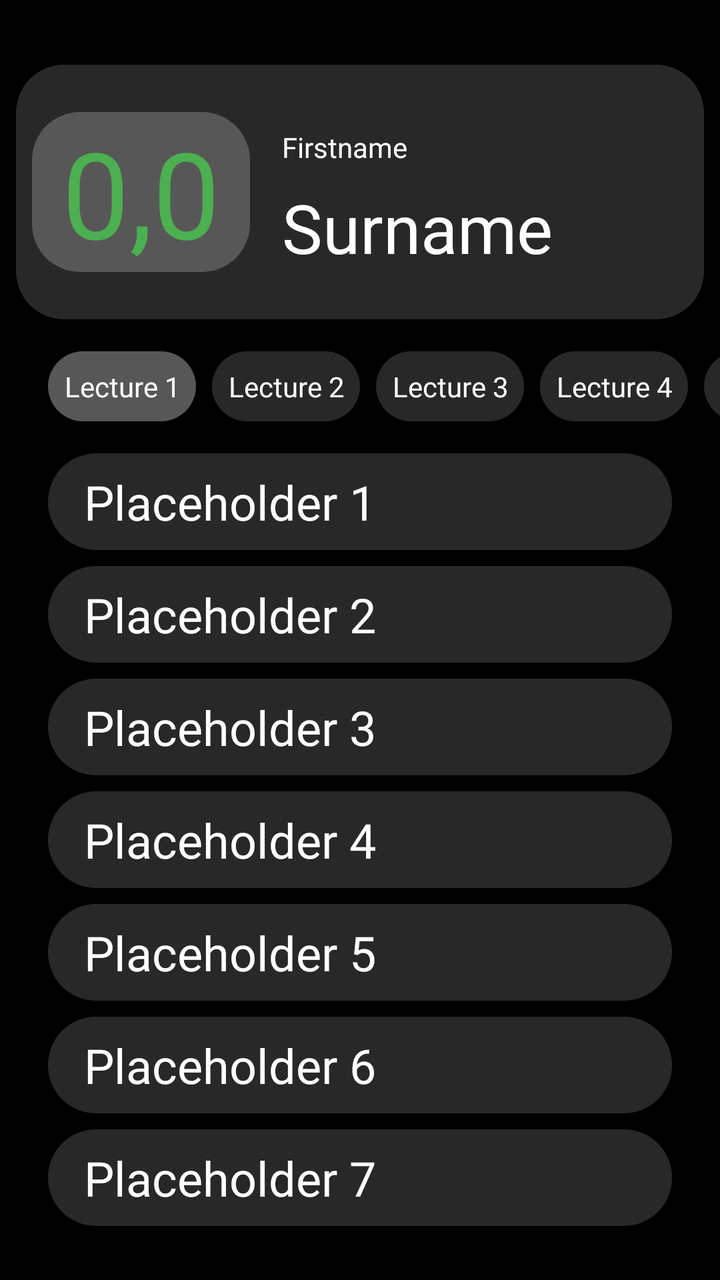
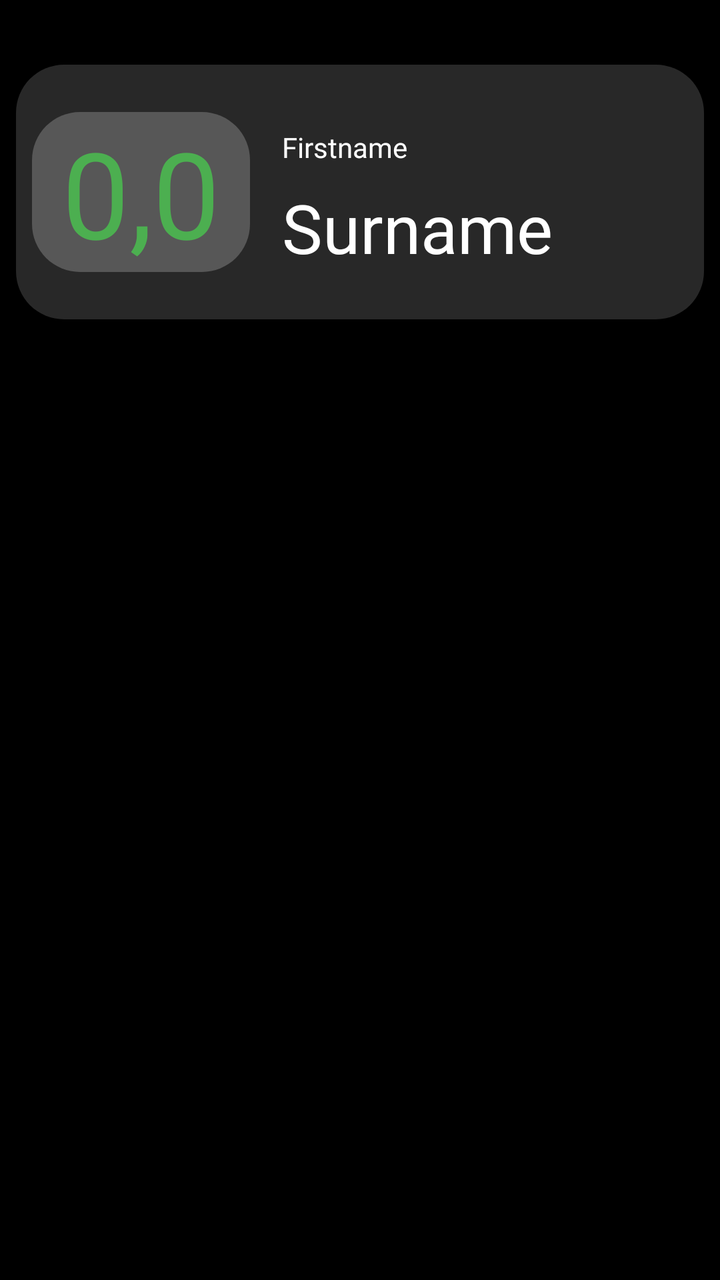

Two renders of the same Android screen: before a commit and after it. Below are the layout's source before the change and the commit's diff.
<!-- AndroidManifest.xml: application theme Theme.MyApplication_Java -->
<!-- res/layout/fragment_prof_profile.xml -->
<?xml version="1.0" encoding="utf-8"?>
<androidx.constraintlayout.widget.ConstraintLayout xmlns:android="http://schemas.android.com/apk/res/android"
    xmlns:app="http://schemas.android.com/apk/res-auto"
    android:layout_width="match_parent"
    android:layout_height="match_parent"
    android:background="#000000">

    <TextView
        android:id="@+id/header_background"
        android:layout_width="0dp"
        android:layout_height="0dp"
        android:layout_marginStart="8dp"
        android:layout_marginTop="-24dp"
        android:layout_marginEnd="8dp"
        android:layout_marginBottom="-24dp"
        android:background="@drawable/rounded_box"
        android:paddingTop="8dp"
        android:paddingBottom="8dp"
        app:layout_constraintBottom_toBottomOf="@+id/average_rating_background"
        app:layout_constraintEnd_toEndOf="parent"
        app:layout_constraintStart_toStartOf="parent"
        app:layout_constraintTop_toTopOf="@+id/average_rating_background" />

    <TextView
        android:id="@+id/average_rating_background"
        android:layout_width="wrap_content"
        android:layout_height="wrap_content"
        android:layout_marginStart="8dp"
        android:layout_marginTop="56dp"
        android:background="@drawable/rounded_box_light"
        android:fontFamily="@font/inter_bold"
        android:text=" 0,0 "
        android:textColor="#4CAF50"
        android:textSize="60sp"
        app:layout_constraintStart_toStartOf="@+id/header_background"
        app:layout_constraintTop_toTopOf="parent" />

    <TextView
        android:id="@+id/name"
        android:layout_width="wrap_content"
        android:layout_height="wrap_content"
        android:layout_marginStart="16dp"
        android:layout_marginTop="8dp"
        android:fontFamily="@font/inter_bold"
        android:text="Firstname"
        android:textColor="#FFFFFF"
        app:layout_constraintStart_toEndOf="@+id/average_rating_background"
        app:layout_constraintTop_toTopOf="@+id/average_rating_background" />

    <TextView
        android:id="@+id/surname"
        android:layout_width="wrap_content"
        android:layout_height="wrap_content"
        android:layout_marginStart="16dp"
        android:layout_marginTop="8dp"
        android:fontFamily="@font/inter_bold"
        android:text="Surname"
        android:textColor="#FFFFFF"
        android:textSize="34sp"
        app:layout_constraintStart_toEndOf="@+id/average_rating_background"
        app:layout_constraintTop_toBottomOf="@+id/name" />

    <ScrollView
        android:id="@+id/scrollView3"
        android:layout_width="0dp"
        android:layout_height="0dp"
        android:layout_marginStart="16dp"
        android:layout_marginEnd="16dp"
        android:layout_marginBottom="8dp"
        app:layout_constraintBottom_toBottomOf="parent"
        app:layout_constraintEnd_toEndOf="parent"
        app:layout_constraintStart_toStartOf="parent"
        app:layout_constraintTop_toBottomOf="@id/horizontalScrollView">

        <androidx.constraintlayout.widget.ConstraintLayout
            android:layout_width="match_parent"
            android:layout_height="wrap_content">

            <TextView
                android:id="@+id/prof_placeholder"
                android:layout_width="0dp"
                android:layout_height="wrap_content"
                android:layout_marginStart="8dp"
                android:layout_marginTop="8dp"
                android:layout_marginEnd="8dp"
                android:background="@drawable/rounded_box"
                android:fontFamily="@font/inter_bold"
                android:paddingTop="8dp"
                android:paddingBottom="8dp"
                android:text="   Placeholder 1"
                android:textColor="#FFFFFF"
                android:textSize="24sp"
                app:layout_constraintEnd_toEndOf="parent"
                app:layout_constraintHorizontal_bias="1.0"
                app:layout_constraintStart_toStartOf="parent"
                app:layout_constraintTop_toTopOf="parent" />


            <TextView
                android:id="@+id/prof_placeholder2"
                android:layout_width="0dp"
                android:layout_height="wrap_content"
                android:layout_marginStart="8dp"
                android:layout_marginTop="8dp"
                android:layout_marginEnd="8dp"
                android:background="@drawable/rounded_box"
                android:fontFamily="@font/inter_bold"
                android:paddingTop="8dp"
                android:paddingBottom="8dp"
                android:text="   Placeholder 2"
                android:textColor="#FFFFFF"
                android:textSize="24sp"
                app:layout_constraintEnd_toEndOf="parent"
                app:layout_constraintStart_toStartOf="parent"
                app:layout_constraintTop_toBottomOf="@id/prof_placeholder" />

            <TextView
                android:id="@+id/prof_placeholder3"
                android:layout_width="0dp"
                android:layout_height="wrap_content"
                android:layout_marginStart="8dp"
                android:layout_marginTop="8dp"
                android:layout_marginEnd="8dp"
                android:background="@drawable/rounded_box"
                android:fontFamily="@font/inter_bold"
                android:paddingTop="8dp"
                android:paddingBottom="8dp"
                android:text="   Placeholder 3"
                android:textColor="#FFFFFF"
                android:textSize="24sp"
                app:layout_constraintEnd_toEndOf="parent"
                app:layout_constraintStart_toStartOf="parent"
                app:layout_constraintTop_toBottomOf="@+id/prof_placeholder2" />

            <TextView
                android:id="@+id/prof_placeholder4"
                android:layout_width="0dp"
                android:layout_height="wrap_content"
                android:layout_marginStart="8dp"
                android:layout_marginTop="8dp"
                android:layout_marginEnd="8dp"
                android:background="@drawable/rounded_box"
                android:fontFamily="@font/inter_bold"
                android:paddingTop="8dp"
                android:paddingBottom="8dp"
                android:text="   Placeholder 4"
                android:textColor="#FFFFFF"
                android:textSize="24sp"
                app:layout_constraintEnd_toEndOf="parent"
                app:layout_constraintStart_toStartOf="parent"
                app:layout_constraintTop_toBottomOf="@id/prof_placeholder3" />


            <TextView
                android:id="@+id/prof_placeholder5"
                android:layout_width="0dp"
                android:layout_height="wrap_content"
                android:layout_marginStart="8dp"
                android:layout_marginTop="8dp"
                android:layout_marginEnd="8dp"
                android:background="@drawable/rounded_box"
                android:fontFamily="@font/inter_bold"
                android:paddingTop="8dp"
                android:paddingBottom="8dp"
                android:text="   Placeholder 5"
                android:textColor="#FFFFFF"
                android:textSize="24sp"
                app:layout_constraintEnd_toEndOf="parent"
                app:layout_constraintStart_toStartOf="parent"
                app:layout_constraintTop_toBottomOf="@id/prof_placeholder4" />

            <TextView
                android:id="@+id/prof_placeholder6"
                android:layout_width="0dp"
                android:layout_height="wrap_content"
                android:layout_marginStart="8dp"
                android:layout_marginTop="8dp"
                android:layout_marginEnd="8dp"
                android:background="@drawable/rounded_box"
                android:fontFamily="@font/inter_bold"
                android:paddingTop="8dp"
                android:paddingBottom="8dp"
                android:text="   Placeholder 6"
                android:textColor="#FFFFFF"
                android:textSize="24sp"
                app:layout_constraintEnd_toEndOf="parent"
                app:layout_constraintHorizontal_bias="0.0"
                app:layout_constraintStart_toStartOf="parent"
                app:layout_constraintTop_toBottomOf="@+id/prof_placeholder5" />

            <TextView
                android:id="@+id/prof_placeholder7"
                android:layout_width="0dp"
                android:layout_height="wrap_content"
                android:layout_marginStart="8dp"
                android:layout_marginTop="8dp"
                android:layout_marginEnd="8dp"
                android:background="@drawable/rounded_box"
                android:fontFamily="@font/inter_bold"
                android:paddingTop="8dp"
                android:paddingBottom="8dp"
                android:text="   Placeholder 7"
                android:textColor="#FFFFFF"
                android:textSize="24sp"
                app:layout_constraintEnd_toEndOf="parent"
                app:layout_constraintStart_toStartOf="parent"
                app:layout_constraintTop_toBottomOf="@id/prof_placeholder6" />


        </androidx.constraintlayout.widget.ConstraintLayout>
    </ScrollView>

    <HorizontalScrollView
        android:id="@+id/horizontalScrollView"
        android:layout_width="0dp"
        android:layout_height="wrap_content"
        android:layout_marginStart="16dp"
        android:layout_marginTop="8dp"
        app:layout_constraintBottom_toTopOf="@+id/scrollView3"
        app:layout_constraintEnd_toEndOf="parent"
        app:layout_constraintStart_toStartOf="parent"
        app:layout_constraintTop_toBottomOf="@+id/header_background">

        <androidx.constraintlayout.widget.ConstraintLayout
            android:layout_width="wrap_content"
            android:layout_height="match_parent"
            android:orientation="vertical">

            <TextView
                android:id="@+id/lecture1"
                android:layout_width="wrap_content"
                android:layout_height="wrap_content"
                android:layout_marginStart="8dp"
                android:layout_marginTop="8dp"
                android:layout_marginBottom="8dp"
                android:background="@drawable/rounded_box_light"
                android:fontFamily="@font/inter_bold"
                android:padding="8dp"
                android:text="Lecture 1"
                android:textAlignment="center"
                android:textColor="#FFFFFF"
                android:textSize="14sp"
                app:layout_constraintBottom_toBottomOf="parent"
                app:layout_constraintStart_toStartOf="parent"
                app:layout_constraintTop_toTopOf="parent" />

            <TextView
                android:id="@+id/lecture2"
                android:layout_width="wrap_content"
                android:layout_height="wrap_content"
                android:layout_marginStart="8dp"
                android:layout_marginTop="8dp"
                android:layout_marginBottom="8dp"
                android:background="@drawable/rounded_box"
                android:fontFamily="@font/inter_bold"
                android:padding="8dp"
                android:text="Lecture 2"
                android:textAlignment="center"
                android:textColor="#FFFFFF"
                android:textSize="14sp"
                app:layout_constraintBottom_toBottomOf="parent"
                app:layout_constraintStart_toEndOf="@id/lecture1"
                app:layout_constraintTop_toTopOf="parent" />

            <TextView
                android:id="@+id/lecture3"
                android:layout_width="wrap_content"
                android:layout_height="wrap_content"
                android:layout_marginStart="8dp"
                android:layout_marginTop="8dp"
                android:layout_marginBottom="8dp"
                android:background="@drawable/rounded_box"
                android:fontFamily="@font/inter_bold"
                android:padding="8dp"
                android:text="Lecture 3"
                android:textAlignment="center"
                android:textColor="#FFFFFF"
                android:textSize="14sp"
                app:layout_constraintBottom_toBottomOf="parent"
                app:layout_constraintStart_toEndOf="@id/lecture2"
                app:layout_constraintTop_toTopOf="parent" />

            <TextView
                android:id="@+id/lecture4"
                android:layout_width="wrap_content"
                android:layout_height="wrap_content"
                android:layout_marginStart="8dp"
                android:layout_marginTop="8dp"
                android:layout_marginBottom="8dp"
                android:background="@drawable/rounded_box"
                android:fontFamily="@font/inter_bold"
                android:padding="8dp"
                android:text="Lecture 4"
                android:textAlignment="center"
                android:textColor="#FFFFFF"
                android:textSize="14sp"
                app:layout_constraintBottom_toBottomOf="parent"
                app:layout_constraintStart_toEndOf="@id/lecture3"
                app:layout_constraintTop_toTopOf="parent" />

            <TextView
                android:id="@+id/lecture5"
                android:layout_width="wrap_content"
                android:layout_height="wrap_content"
                android:layout_marginStart="8dp"
                android:layout_marginTop="8dp"
                android:layout_marginBottom="8dp"
                android:background="@drawable/rounded_box"
                android:fontFamily="@font/inter_bold"
                android:padding="8dp"
                android:text="Lecture 5"
                android:textAlignment="center"
                android:textColor="#FFFFFF"
                android:textSize="14sp"
                app:layout_constraintBottom_toBottomOf="parent"
                app:layout_constraintStart_toEndOf="@id/lecture4"
                app:layout_constraintTop_toTopOf="parent" />


        </androidx.constraintlayout.widget.ConstraintLayout>
    </HorizontalScrollView>

</androidx.constraintlayout.widget.ConstraintLayout>
<!-- resources referenced by this layout -->
<resources>
  <!-- drawable rounded_box (drawable) -->
  <shape xmlns:android="http://schemas.android.com/apk/res/android">
  
      <solid android:color="#282828"/>
  
      <corners android:radius="24dp"/>
  
  </shape>
  <!-- drawable rounded_box_light (drawable) -->
  <?xml version="1.0" encoding="utf-8"?>
  <shape xmlns:android="http://schemas.android.com/apk/res/android">
  
      <solid android:color="#575757"/>
  
      <corners android:radius="24dp"/>
  
  </shape>
  <style name="Theme.MyApplication_Java" parent="Theme.MaterialComponents.DayNight.NoActionBar">
          
          <item name="colorPrimary">@color/purple_500</item>
          <item name="colorPrimaryVariant">@color/purple_700</item>
          <item name="colorOnPrimary">@color/white</item>
          
          <item name="colorSecondary">@color/teal_200</item>
          <item name="colorSecondaryVariant">@color/teal_700</item>
          <item name="colorOnSecondary">@color/black</item>
          
          <item name="android:statusBarColor">?attr/colorPrimaryVariant</item>
          
      </style>
  <color name="purple_500">#FF6200EE</color>
  <color name="purple_700">#FF3700B3</color>
  <color name="white">#FFFFFFFF</color>
  <color name="teal_200">#FF03DAC5</color>
  <color name="teal_700">#FF018786</color>
  <color name="black">#FF000000</color>
</resources>

<!-- the commit's change to res/layout/fragment_prof_profile.xml (unified diff, before → after) -->
@@ -60,8 +60,8 @@
         app:layout_constraintStart_toEndOf="@+id/average_rating_background"
         app:layout_constraintTop_toBottomOf="@+id/name" />
 
-    <ScrollView
-        android:id="@+id/scrollView3"
+    <androidx.recyclerview.widget.RecyclerView
+        android:id="@+id/semester_list"
         android:layout_width="0dp"
         android:layout_height="0dp"
         android:layout_marginStart="16dp"
@@ -70,254 +70,19 @@
         app:layout_constraintBottom_toBottomOf="parent"
         app:layout_constraintEnd_toEndOf="parent"
         app:layout_constraintStart_toStartOf="parent"
-        app:layout_constraintTop_toBottomOf="@id/horizontalScrollView">
+        app:layout_constraintTop_toBottomOf="@id/lecture_list">
 
-        <androidx.constraintlayout.widget.ConstraintLayout
-            android:layout_width="match_parent"
-            android:layout_height="wrap_content">
+    </androidx.recyclerview.widget.RecyclerView>
 
-            <TextView
-                android:id="@+id/prof_placeholder"
-                android:layout_width="0dp"
-                android:layout_height="wrap_content"
-                android:layout_marginStart="8dp"
-                android:layout_marginTop="8dp"
-                android:layout_marginEnd="8dp"
-                android:background="@drawable/rounded_box"
-                android:fontFamily="@font/inter_bold"
-                android:paddingTop="8dp"
-                android:paddingBottom="8dp"
-                android:text="   Placeholder 1"
-                android:textColor="#FFFFFF"
-                android:textSize="24sp"
-                app:layout_constraintEnd_toEndOf="parent"
-                app:layout_constraintHorizontal_bias="1.0"
-                app:layout_constraintStart_toStartOf="parent"
-                app:layout_constraintTop_toTopOf="parent" />
-
-
-            <TextView
-                android:id="@+id/prof_placeholder2"
-                android:layout_width="0dp"
-                android:layout_height="wrap_content"
-                android:layout_marginStart="8dp"
-                android:layout_marginTop="8dp"
-                android:layout_marginEnd="8dp"
-                android:background="@drawable/rounded_box"
-                android:fontFamily="@font/inter_bold"
-                android:paddingTop="8dp"
-                android:paddingBottom="8dp"
-                android:text="   Placeholder 2"
-                android:textColor="#FFFFFF"
-                android:textSize="24sp"
-                app:layout_constraintEnd_toEndOf="parent"
-                app:layout_constraintStart_toStartOf="parent"
-                app:layout_constraintTop_toBottomOf="@id/prof_placeholder" />
-
-            <TextView
-                android:id="@+id/prof_placeholder3"
-                android:layout_width="0dp"
-                android:layout_height="wrap_content"
-                android:layout_marginStart="8dp"
-                android:layout_marginTop="8dp"
-                android:layout_marginEnd="8dp"
-                android:background="@drawable/rounded_box"
-                android:fontFamily="@font/inter_bold"
-                android:paddingTop="8dp"
-                android:paddingBottom="8dp"
-                android:text="   Placeholder 3"
-                android:textColor="#FFFFFF"
-                android:textSize="24sp"
-                app:layout_constraintEnd_toEndOf="parent"
-                app:layout_constraintStart_toStartOf="parent"
-                app:layout_constraintTop_toBottomOf="@+id/prof_placeholder2" />
-
-            <TextView
-                android:id="@+id/prof_placeholder4"
-                android:layout_width="0dp"
-                android:layout_height="wrap_content"
-                android:layout_marginStart="8dp"
-                android:layout_marginTop="8dp"
-                android:layout_marginEnd="8dp"
-                android:background="@drawable/rounded_box"
-                android:fontFamily="@font/inter_bold"
-                android:paddingTop="8dp"
-                android:paddingBottom="8dp"
-                android:text="   Placeholder 4"
-                android:textColor="#FFFFFF"
-                android:textSize="24sp"
-                app:layout_constraintEnd_toEndOf="parent"
-                app:layout_constraintStart_toStartOf="parent"
-                app:layout_constraintTop_toBottomOf="@id/prof_placeholder3" />
-
-
-            <TextView
-                android:id="@+id/prof_placeholder5"
-                android:layout_width="0dp"
-                android:layout_height="wrap_content"
-                android:layout_marginStart="8dp"
-                android:layout_marginTop="8dp"
-                android:layout_marginEnd="8dp"
-                android:background="@drawable/rounded_box"
-                android:fontFamily="@font/inter_bold"
-                android:paddingTop="8dp"
-                android:paddingBottom="8dp"
-                android:text="   Placeholder 5"
-                android:textColor="#FFFFFF"
-                android:textSize="24sp"
-                app:layout_constraintEnd_toEndOf="parent"
-                app:layout_constraintStart_toStartOf="parent"
-                app:layout_constraintTop_toBottomOf="@id/prof_placeholder4" />
-
-            <TextView
-                android:id="@+id/prof_placeholder6"
-                android:layout_width="0dp"
-                android:layout_height="wrap_content"
-                android:layout_marginStart="8dp"
-                android:layout_marginTop="8dp"
-                android:layout_marginEnd="8dp"
-                android:background="@drawable/rounded_box"
-                android:fontFamily="@font/inter_bold"
-                android:paddingTop="8dp"
-                android:paddingBottom="8dp"
-                android:text="   Placeholder 6"
-                android:textColor="#FFFFFF"
-                android:textSize="24sp"
-                app:layout_constraintEnd_toEndOf="parent"
-                app:layout_constraintHorizontal_bias="0.0"
-                app:layout_constraintStart_toStartOf="parent"
-                app:layout_constraintTop_toBottomOf="@+id/prof_placeholder5" />
-
-            <TextView
-                android:id="@+id/prof_placeholder7"
-                android:layout_width="0dp"
-                android:layout_height="wrap_content"
-                android:layout_marginStart="8dp"
-                android:layout_marginTop="8dp"
-                android:layout_marginEnd="8dp"
-                android:background="@drawable/rounded_box"
-                android:fontFamily="@font/inter_bold"
-                android:paddingTop="8dp"
-                android:paddingBottom="8dp"
-                android:text="   Placeholder 7"
-                android:textColor="#FFFFFF"
-                android:textSize="24sp"
-                app:layout_constraintEnd_toEndOf="parent"
-                app:layout_constraintStart_toStartOf="parent"
-                app:layout_constraintTop_toBottomOf="@id/prof_placeholder6" />
-
-
-        </androidx.constraintlayout.widget.ConstraintLayout>
-    </ScrollView>
-
-    <HorizontalScrollView
-        android:id="@+id/horizontalScrollView"
+    <androidx.recyclerview.widget.RecyclerView
+        android:id="@+id/lecture_list"
         android:layout_width="0dp"
         android:layout_height="wrap_content"
         android:layout_marginStart="16dp"
         android:layout_marginTop="8dp"
-        app:layout_constraintBottom_toTopOf="@+id/scrollView3"
+        app:layout_constraintBottom_toTopOf="@+id/semester_list"
         app:layout_constraintEnd_toEndOf="parent"
         app:layout_constraintStart_toStartOf="parent"
-        app:layout_constraintTop_toBottomOf="@+id/header_background">
-
-        <androidx.constraintlayout.widget.ConstraintLayout
-            android:layout_width="wrap_content"
-            android:layout_height="match_parent"
-            android:orientation="vertical">
-
-            <TextView
-                android:id="@+id/lecture1"
-                android:layout_width="wrap_content"
-                android:layout_height="wrap_content"
-                android:layout_marginStart="8dp"
-                android:layout_marginTop="8dp"
-                android:layout_marginBottom="8dp"
-                android:background="@drawable/rounded_box_light"
-                android:fontFamily="@font/inter_bold"
-                android:padding="8dp"
-                android:text="Lecture 1"
-                android:textAlignment="center"
-                android:textColor="#FFFFFF"
-                android:textSize="14sp"
-                app:layout_constraintBottom_toBottomOf="parent"
-                app:layout_constraintStart_toStartOf="parent"
-                app:layout_constraintTop_toTopOf="parent" />
-
-            <TextView
-                android:id="@+id/lecture2"
-                android:layout_width="wrap_content"
-                android:layout_height="wrap_content"
-                android:layout_marginStart="8dp"
-                android:layout_marginTop="8dp"
-                android:layout_marginBottom="8dp"
-                android:background="@drawable/rounded_box"
-                android:fontFamily="@font/inter_bold"
-                android:padding="8dp"
-                android:text="Lecture 2"
-                android:textAlignment="center"
-                android:textColor="#FFFFFF"
-                android:textSize="14sp"
-                app:layout_constraintBottom_toBottomOf="parent"
-                app:layout_constraintStart_toEndOf="@id/lecture1"
-                app:layout_constraintTop_toTopOf="parent" />
-
-            <TextView
-                android:id="@+id/lecture3"
-                android:layout_width="wrap_content"
-                android:layout_height="wrap_content"
-                android:layout_marginStart="8dp"
-                android:layout_marginTop="8dp"
-                android:layout_marginBottom="8dp"
-                android:background="@drawable/rounded_box"
-                android:fontFamily="@font/inter_bold"
-                android:padding="8dp"
-                android:text="Lecture 3"
-                android:textAlignment="center"
-                android:textColor="#FFFFFF"
-                android:textSize="14sp"
-                app:layout_constraintBottom_toBottomOf="parent"
-                app:layout_constraintStart_toEndOf="@id/lecture2"
-                app:layout_constraintTop_toTopOf="parent" />
-
-            <TextView
-                android:id="@+id/lecture4"
-                android:layout_width="wrap_content"
-                android:layout_height="wrap_content"
-                android:layout_marginStart="8dp"
-                android:layout_marginTop="8dp"
-                android:layout_marginBottom="8dp"
-                android:background="@drawable/rounded_box"
-                android:fontFamily="@font/inter_bold"
-                android:padding="8dp"
-                android:text="Lecture 4"
-                android:textAlignment="center"
-                android:textColor="#FFFFFF"
-                android:textSize="14sp"
-                app:layout_constraintBottom_toBottomOf="parent"
-                app:layout_constraintStart_toEndOf="@id/lecture3"
-                app:layout_constraintTop_toTopOf="parent" />
-
-            <TextView
-                android:id="@+id/lecture5"
-                android:layout_width="wrap_content"
-                android:layout_height="wrap_content"
-                android:layout_marginStart="8dp"
-                android:layout_marginTop="8dp"
-                android:layout_marginBottom="8dp"
-                android:background="@drawable/rounded_box"
-                android:fontFamily="@font/inter_bold"
-                android:padding="8dp"
-                android:text="Lecture 5"
-                android:textAlignment="center"
-                android:textColor="#FFFFFF"
-                android:textSize="14sp"
-                app:layout_constraintBottom_toBottomOf="parent"
-                app:layout_constraintStart_toEndOf="@id/lecture4"
-                app:layout_constraintTop_toTopOf="parent" />
-
-
-        </androidx.constraintlayout.widget.ConstraintLayout>
-    </HorizontalScrollView>
+        app:layout_constraintTop_toBottomOf="@+id/header_background"/>
 
 </androidx.constraintlayout.widget.ConstraintLayout>
